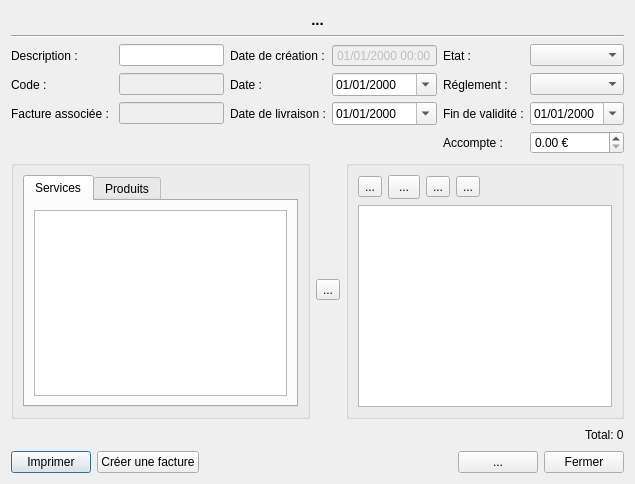
The window that src/dialoginvoice.ui (cfdev/mcercle) describes before a commit, drawn with Qt 5.
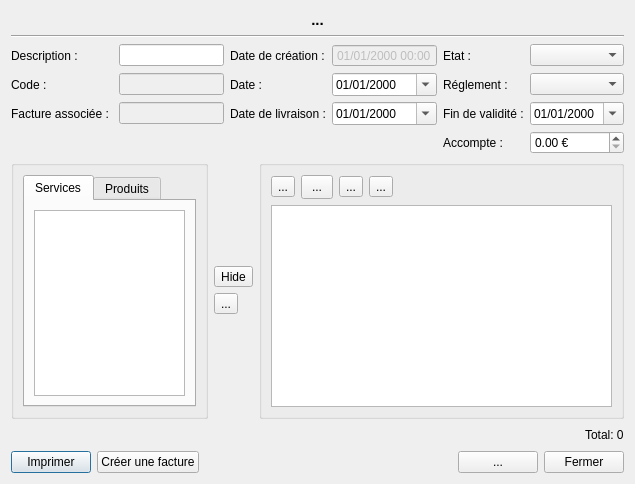
The same window after the commit. Icons and pictures are not drawn.

What changed in the file:
```diff
--- a/src/dialoginvoice.ui
+++ b/src/dialoginvoice.ui
@@ -221,13 +221,13 @@
       </layout>
      </item>
      <item>
-      <layout class="QHBoxLayout" name="horizontalLayout">
+      <layout class="QHBoxLayout" name="horizontalLayout_items" stretch="35,0,65">
        <item>
         <widget class="QGroupBox" name="groupBox_select">
          <property name="title">
           <string/>
          </property>
-         <layout class="QVBoxLayout" name="verticalLayout_3">
+         <layout class="QVBoxLayout" name="verticalLayout_3" stretch="1">
           <item>
            <widget class="QTabWidget" name="tabWidget_select">
             <property name="currentIndex">
@@ -290,6 +290,26 @@
            </property>
           </spacer>
          </item>
+         <item>
+          <widget class="QToolButton" name="toolButton_hide">
+           <property name="toolTip">
+            <string>&lt;html&gt;&lt;head/&gt;&lt;body&gt;&lt;p&gt;Affiche ou cache le menu&lt;/p&gt;&lt;/body&gt;&lt;/html&gt;</string>
+           </property>
+           <property name="text">
+            <string>Hide</string>
+           </property>
+           <property name="icon">
+            <iconset resource="../ressources.qrc">
+             <normaloff>:/app/show</normaloff>:/app/show</iconset>
+           </property>
+           <property name="iconSize">
+            <size>
+             <width>24</width>
+             <height>24</height>
+            </size>
+           </property>
+          </widget>
+         </item>
          <item>
           <widget class="QToolButton" name="toolButton_add">
            <property name="toolTip">
@@ -330,7 +350,7 @@
          <property name="title">
           <string/>
          </property>
-         <layout class="QVBoxLayout" name="verticalLayout_4">
+         <layout class="QVBoxLayout" name="verticalLayout_4" stretch="0,0">
           <item>
            <layout class="QHBoxLayout" name="horizontalLayout_but">
             <item>
```
Left out of the diff: 2 changed lines with no effect on the pictures.
